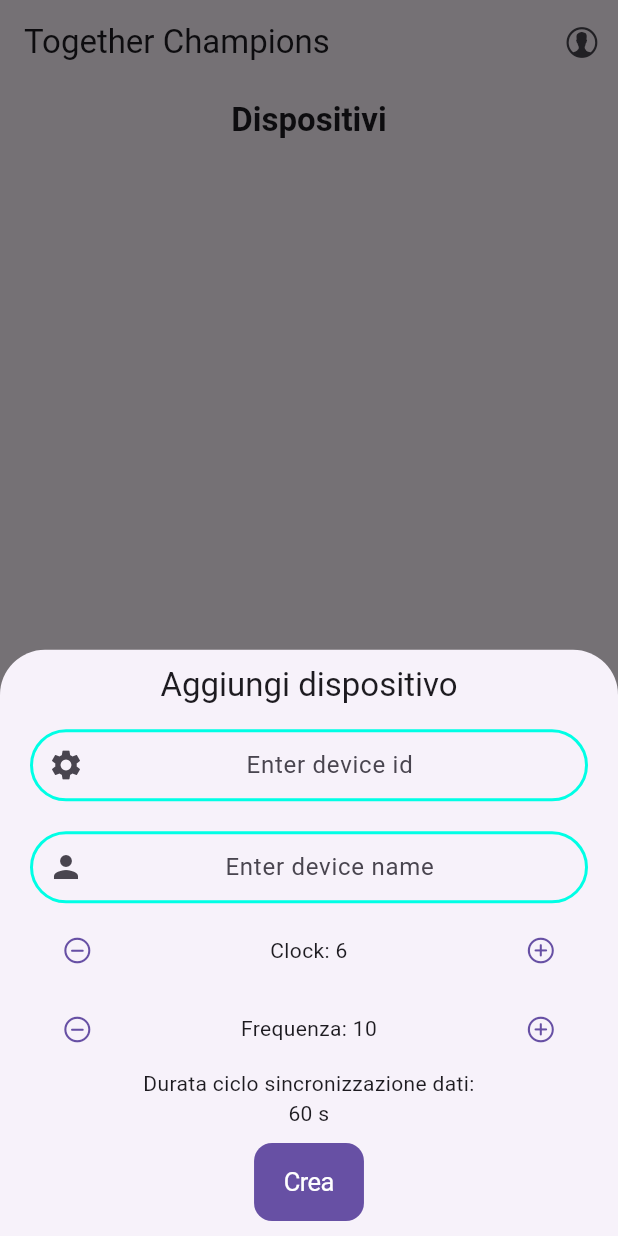
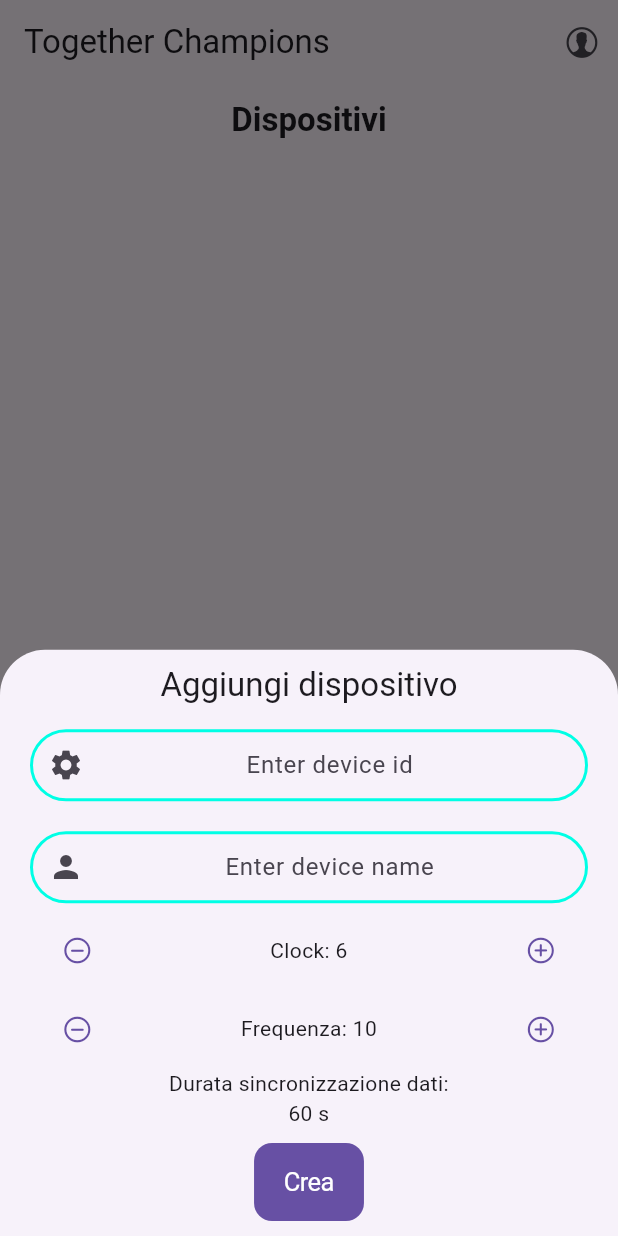
Before and after one commit to kekko7072/TogetherCampions, a Flutter app: the screen it shows once a user with an empty profile is signed in, item 2 of the bottom bar chosen, after a tap on "Nuovo dispositivo", on a phone screen of 412 x 824 dp. Run offline on Flutter 3.47's test engine with Material 2 defaults, Android fonts, the phone set to English and light mode, and no system bars; our stand-ins replace cloud_firestore, cloud_functions, firebase_auth, firebase_core, firebase_crashlytics, firebase_messaging and 4 more; missing offline and left inert: firebase_app_check; accounts and stored records are empty.

Commit message:
Introdotta l'esperienza utente nell'app e di conseguenza aggiornata la logica di funzionamento del dispositivo. Introdotta la possibilità di cambiare i parametri di sincronizzazione dei dati.

```diff
--- a/app/lib/interfaces/widgets/add_edit_device.dart
+++ b/app/lib/interfaces/widgets/add_edit_device.dart
@@ -141,7 +141,7 @@ class _AddEditDeviceState extends State<AddEditDevice> {
                     ],
                   ),
                   const Text(
-                    'Durata ciclo sincronizzazione dati:',
+                    'Durata sincronizzazione dati:',
                     textAlign: TextAlign.center,
                   ),
                   Text(
--- a/app/lib/interfaces/widgets/card_device.dart
+++ b/app/lib/interfaces/widgets/card_device.dart
@@ -72,7 +72,7 @@ class CardDevice extends StatelessWidget {
                   ),
                   Text('Id: ${device.id}'),
                   Text(
-                      'Ciclo di sincornizzazione: ${device.clock * device.frequency} s'),
+                      'Durata sincronizzazione dati: ${device.clock * device.frequency} s'),
                   Text('Clock: ${device.clock}'),
                   Text('Frequency: ${device.frequency}'),
                 ],
```
